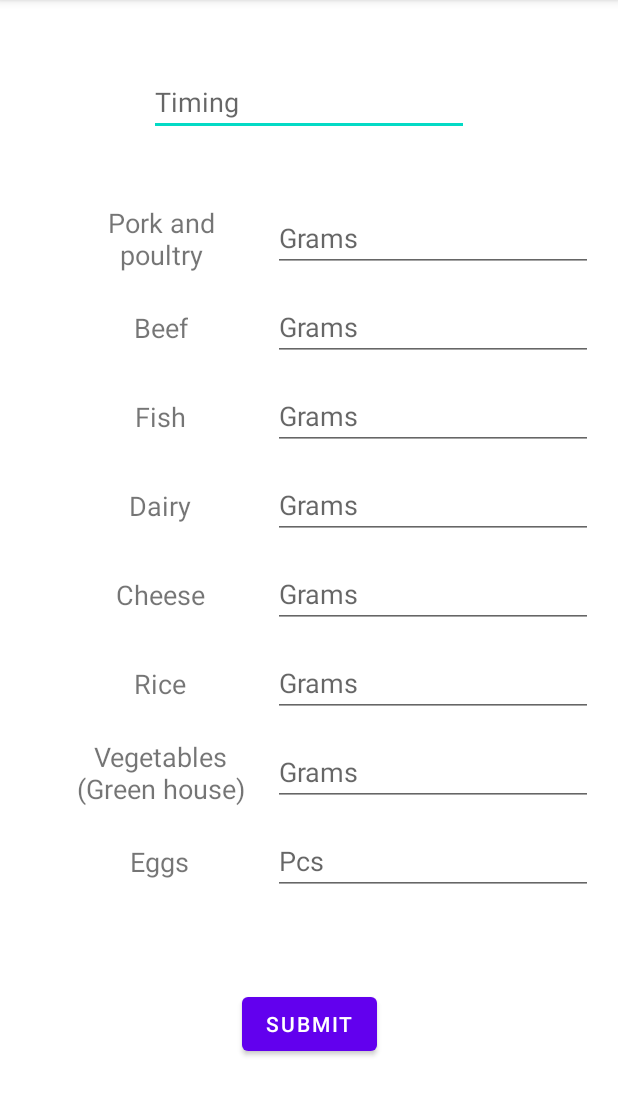
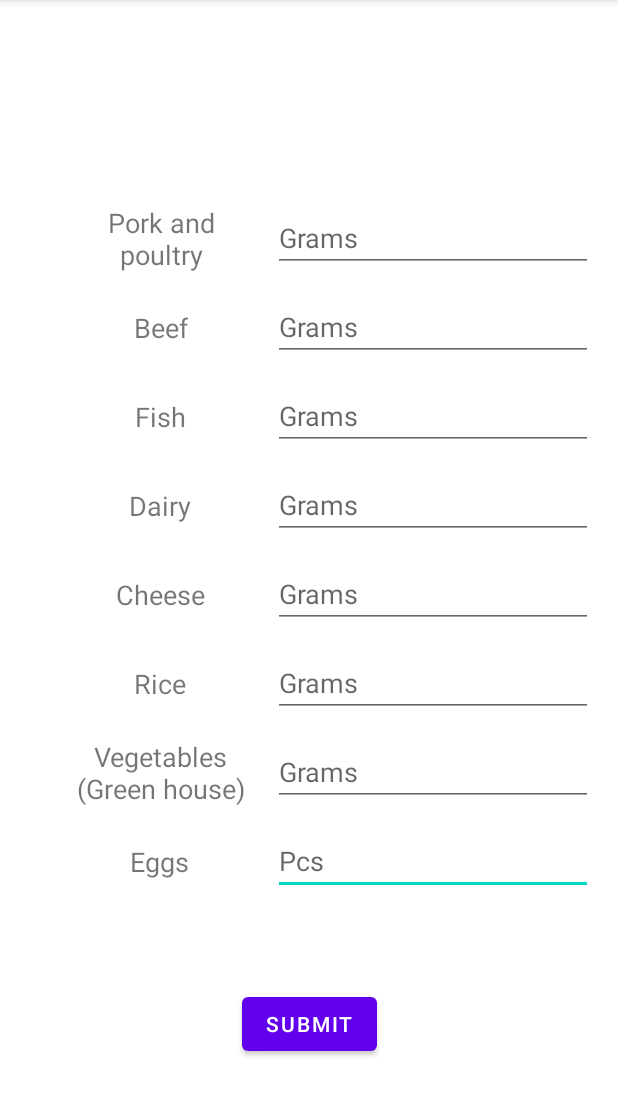
Before and after one commit to ltoikon/Diet-application-project, an Android app: the ConsumptionEntry screen opened directly, with no data from a screen before it, after a tap on "SUBMIT", on a phone screen of 412 x 824 dp, the part 84-1200 px from its top. Run offline under Robolectric (Android 15) with nearby library versions, the phone set to English and light mode, and no system bars; 11 statements that could not run were skipped.

Commit message:
Added comments

```diff
--- a/app/src/main/java/com/example/course_project/Activities/FragmentController.java
+++ b/app/src/main/java/com/example/course_project/Activities/FragmentController.java
@@ -109,8 +109,6 @@ public class FragmentController extends AppCompatActivity implements NavigationV
     }
 
     public void changeActivity() {
-        //Intent intent = new Intent(this, StartAppFragmentController.class);
-        //startActivity(intent);
         finish();
     }
 
--- a/app/src/main/java/com/example/course_project/DataManagement/ClimateDietAPI.java
+++ b/app/src/main/java/com/example/course_project/DataManagement/ClimateDietAPI.java
@@ -28,7 +28,9 @@ public class ClimateDietAPI {
     public ClimateDietAPI() {
     }
 
-    public double calculate(int pork, int fish, int beef, int dairy, int cheese, int rice, int egg, int winterSalad){
+
+    /* Takes input values and changes them into percents. Return co2 emissions */
+    public double calculate(int pork, int fish, int beef, int dairy, int cheese, int rice, int egg, int winterSalad) {
         String urlAPI = formingUrl(pork, fish, beef, dairy, cheese, rice, egg, winterSalad);
         String json = getJSON(urlAPI);
 
@@ -41,18 +43,18 @@ public class ClimateDietAPI {
                 e.printStackTrace();
             }
         }
-        co2 = co2/52; // conversion to co2eq per input
+        co2 = co2 / 52; // conversion to co2eq per input
         return co2;
     }
 
-    public String formingUrl(int pork, int fish, int beef, int dairy, int cheese, int rice, int egg, int winterSalad){
-        double doublePork = ((double) pork / avePork)*100;
-        double doubleFish = ((double) fish /aveFish)*100;
-        double doubleBeef = ((double) beef /aveBeef)*100;
-        double doubleDairy = ((double) dairy /aveDairy)*100;
-        double doubleCheese = ((double) cheese /aveCheese)*100;
-        double doubleRice = ((double) rice /aveRice)*100;
-        double doubleWinterSalad = ((double) winterSalad /aveWinterSalad)*100;
+    public String formingUrl(int pork, int fish, int beef, int dairy, int cheese, int rice, int egg, int winterSalad) {
+        double doublePork = ((double) pork / avePork) * 100;
+        double doubleFish = ((double) fish / aveFish) * 100;
+        double doubleBeef = ((double) beef / aveBeef) * 100;
+        double doubleDairy = ((double) dairy / aveDairy) * 100;
+        double doubleCheese = ((double) cheese / aveCheese) * 100;
+        double doubleRice = ((double) rice / aveRice) * 100;
+        double doubleWinterSalad = ((double) winterSalad / aveWinterSalad) * 100;
 
         pork = (int) Math.round(doublePork);
         fish = (int) Math.round(doubleFish);
@@ -64,20 +66,19 @@ public class ClimateDietAPI {
 
         String url = "https://ilmastodieetti.ymparisto.fi/ilmastodieetti/"
                 + "calculatorapi/v1/FoodCalculator?query.diet=omnivore&query.beefLevel=" + beef +
-                "&query.fishLevel="+ fish +
+                "&query.fishLevel=" + fish +
                 "&query.porkPoultryLevel=" + pork +
                 "&query.dairyLevel=" + dairy +
-                "&query.cheeseLevel="+ cheese +
-                "&query.riceLevel="+ rice +
-                "&query.eggLevel="+ egg +
-                "&query.winterSaladLevel="+ winterSalad;
+                "&query.cheeseLevel=" + cheese +
+                "&query.riceLevel=" + rice +
+                "&query.eggLevel=" + egg +
+                "&query.winterSaladLevel=" + winterSalad;
         System.out.println(url);
         return url;
     }
 
-
-    /*method for pulling JSON*/
-    public String getJSON(String urlString){
+    /* Takes url (from the method above) as parameter and return the co2 emissions */
+    public String getJSON(String urlString) {
         String response = null;
         try {
             URL url = new URL(urlString);
@@ -95,7 +96,6 @@ public class ClimateDietAPI {
         } catch (IOException e) {
             e.printStackTrace();
         }
-
         return response;
     }
 }
--- a/app/src/main/java/com/example/course_project/DataManagement/Consumption.java
+++ b/app/src/main/java/com/example/course_project/DataManagement/Consumption.java
@@ -6,12 +6,10 @@ import java.util.Date;
 public class Consumption implements Serializable {
     private Date date;
     private int pork, fish, beef, dairy, cheese, rice, egg, winterSalad; //Food in grams. Food compared to average then given to API
-    private String timing;
     private double co2amount; //value fetched from API
 
-
-    /*constructor*/
-    public Consumption(int pork, int beef, int fish, int dairy, int cheese, int rice, int egg, int winterSalad, String timing) {
+    /* Takes input data as parameters */
+    public Consumption(int pork, int beef, int fish, int dairy, int cheese, int rice, int egg, int winterSalad) {
         date = new Date();
         this.pork = pork;
         this.fish = fish;
@@ -21,13 +19,11 @@ public class Consumption implements Serializable {
         this.rice = rice;
         this.egg = egg;
         this.winterSalad = winterSalad;
-        this.timing = timing;
         co2amount = fetchClimateDiet();
         System.out.println("****************" + co2amount);
-
     }
 
-    /*co2 amount using food ingredient info*/
+    /* Calucates and returns the co2 emissions of the given inputs */
     public double fetchClimateDiet() {
         double result;
         ClimateDietAPI climateDiet = new ClimateDietAPI(); //alternative would be giving here food values
--- a/app/src/main/java/com/example/course_project/DataManagement/ProtectPassword.java
+++ b/app/src/main/java/com/example/course_project/DataManagement/ProtectPassword.java
@@ -7,6 +7,7 @@ import java.security.SecureRandom;
 
 public class ProtectPassword {
 
+    /* Takes given password and salt as parameters and creates hashed and salted password */
     public static String getSecurePassword(String password, byte[] salt) {
         String newPassword = null;
         try {
--- a/app/src/main/java/com/example/course_project/Fragments/BiometricsLog.java
+++ b/app/src/main/java/com/example/course_project/Fragments/BiometricsLog.java
@@ -61,9 +61,7 @@ public class BiometricsLog extends Fragment {
         for (Biometrics biometrics : biometricsList) {
             textLog.append(String.format("%-20s %-20s %-5.1f\n",
                     dateFormat.format(biometrics.getDate()), biometrics.getWeight(), biometrics.getBmi()));
-            //textLog.append(String.format(dateFormat.format(biometrics.getDate()) + " ; " + biometrics.getWeight() + " ; " + String.format("%.1f",biometrics.getBmi()) + "\n"));
         }
-
 
         List<Entry> entries = new ArrayList<Entry>();
         int i = 0;
@@ -75,8 +73,6 @@ public class BiometricsLog extends Fragment {
 
         LineDataSet dataSet = new LineDataSet(entries, "Weight");
         LineData lineData = new LineData(dataSet);
-        //dataSet.setColor(...);
-        //dataSet.setValueTextColor(...);
         chart.setData(lineData);
         chart.invalidate();
 
--- a/app/src/main/java/com/example/course_project/Fragments/ConsumptionEntry.java
+++ b/app/src/main/java/com/example/course_project/Fragments/ConsumptionEntry.java
@@ -25,12 +25,12 @@ public class ConsumptionEntry extends Fragment {
     static ConsumptionEntry consumptionEntry = new ConsumptionEntry();
 
     private EditText editTextPork, editTextBeef, editTextFish, editTextDairy, editTextCheese,
-            editTextRice, editTextEgg, editTextWinterSalad, editTextTiming;
+            editTextRice, editTextEgg, editTextWinterSalad;
 
     private Button bSubmit;
 
     private String entryPork, entryBeef, entryFish, entryDairy, entryCheese,
-            entryRice, entryEgg, entryWinterSalad, entryTiming;
+            entryRice, entryEgg, entryWinterSalad;
 
     private int intPork, intBeef, intFish, intDairy, intCheese,
             intRice, intEgg, intWinterSalad;
@@ -53,10 +53,6 @@ public class ConsumptionEntry extends Fragment {
 
         User profile = (User) getArguments().getSerializable("User");
 
-        //TODO timing-muuttujalle joku konkreettinen ominaisuus tai poisto
-
-
-        editTextTiming = view.findViewById(R.id.inputTiming);
         editTextPork = view.findViewById(R.id.inputPork);
         editTextBeef = view.findViewById(R.id.inputBeef);
         editTextFish = view.findViewById(R.id.inputFish);
@@ -72,7 +68,6 @@ public class ConsumptionEntry extends Fragment {
             @Override
             public void onClick(View v) {
 
-                entryTiming = editTextTiming.getText().toString();
                 entryPork = editTextPork.getText().toString();
                 entryBeef = editTextBeef.getText().toString();
                 entryFish = editTextFish.getText().toString();
@@ -82,7 +77,7 @@ public class ConsumptionEntry extends Fragment {
                 entryEgg = editTextEgg.getText().toString();
                 entryWinterSalad = editTextWinterSalad.getText().toString();
 
-                /*Prevent crashing if user leaves value empty*/
+                /*Prevents crashing if user leaves value empty*/
                 if (entryPork.length() == 0) {
                     entryPork = "0";
                 }
@@ -117,7 +112,7 @@ public class ConsumptionEntry extends Fragment {
                 intEgg = Integer.parseInt(entryEgg);
                 intWinterSalad = Integer.parseInt(entryWinterSalad);
 
-                Consumption consumption = new Consumption(intPork, intBeef, intFish, intDairy, intCheese, intRice, intEgg, intWinterSalad, entryTiming);
+                Consumption consumption = new Consumption(intPork, intBeef, intFish, intDairy, intCheese, intRice, intEgg, intWinterSalad);
 
                 String fileName = profile.getFirstName() + profile.getLastName() + "MealList.ser";
 
@@ -133,7 +128,6 @@ public class ConsumptionEntry extends Fragment {
                 editTextRice.setText(null);
                 editTextEgg.setText(null);
                 editTextWinterSalad.setText(null);
-                editTextTiming.setText(null);
 
                 Toast.makeText(context, "Data saved.", Toast.LENGTH_SHORT).show();
             }
--- a/app/src/main/java/com/example/course_project/Fragments/ConsumptionLog.java
+++ b/app/src/main/java/com/example/course_project/Fragments/ConsumptionLog.java
@@ -56,10 +56,8 @@ public class ConsumptionLog extends Fragment {
         consumptionList = (ArrayList<Consumption>) fileIO.readObjects(context, fileName);
         SimpleDateFormat dateFormat = new SimpleDateFormat("dd.MM.yyyy");
         String sDate = "Date", sCo2Amount = "CO2eq";
-        //textLog.setText("Date ; co2amount\n");
         textLog.setText(String.format("%-26s %-5s\n", sDate, sCo2Amount));
         for (Consumption consumption : consumptionList) {
-            //textLog.append(dateFormat.format(consumption.getDate()) + " ; " + String.format("%.1f", consumption.getCo2amount()) + "\n");
             textLog.append(String.format("%-20s %-5.1f\n",
                                 dateFormat.format(consumption.getDate()), consumption.getCo2amount()));
         }
@@ -74,8 +72,6 @@ public class ConsumptionLog extends Fragment {
 
         LineDataSet dataSet = new LineDataSet(entries, "Weight");
         LineData lineData = new LineData(dataSet);
-        //dataSet.setColor(...);
-        //dataSet.setValueTextColor(...);
         chart.setData(lineData);
         chart.invalidate();
 
--- a/app/src/main/java/com/example/course_project/Fragments/Login.java
+++ b/app/src/main/java/com/example/course_project/Fragments/Login.java
@@ -131,6 +131,9 @@ public class Login extends Fragment {
         bShow.setOnClickListener(new View.OnClickListener() {
             @Override
             public void onClick(View v) {
+
+                /* Switches between showed password and hidden password text and puts the cursor
+                *  at the end of the text field */
                 if (showing) {
                     editTextPassword.setInputType(InputType.TYPE_CLASS_TEXT | InputType.TYPE_TEXT_VARIATION_PASSWORD);
                     editTextPassword.setSelection(editTextPassword.getText().length());
--- a/app/src/main/res/layout/fragment_consumption_entry.xml
+++ b/app/src/main/res/layout/fragment_consumption_entry.xml
@@ -14,18 +14,6 @@
         app:layout_constraintEnd_toEndOf="parent"
         app:layout_constraintStart_toStartOf="parent"
         app:layout_constraintTop_toBottomOf="@+id/inputEggs" />
-
-    <EditText
-        android:id="@+id/inputTiming"
-        android:layout_width="wrap_content"
-        android:layout_height="wrap_content"
-        android:ems="10"
-        android:hint="@string/timing"
-        android:inputType="textPersonName"
-        app:layout_constraintBottom_toTopOf="@+id/inputPork"
-        app:layout_constraintEnd_toEndOf="parent"
-        app:layout_constraintStart_toStartOf="parent"
-        app:layout_constraintTop_toTopOf="parent" />
 
     <EditText
         android:id="@+id/inputEggs"
```
Also changed, not shown: app/src/main/java/com/example/course_project/Fragments/SignUp.java (+10 -2 lines).
